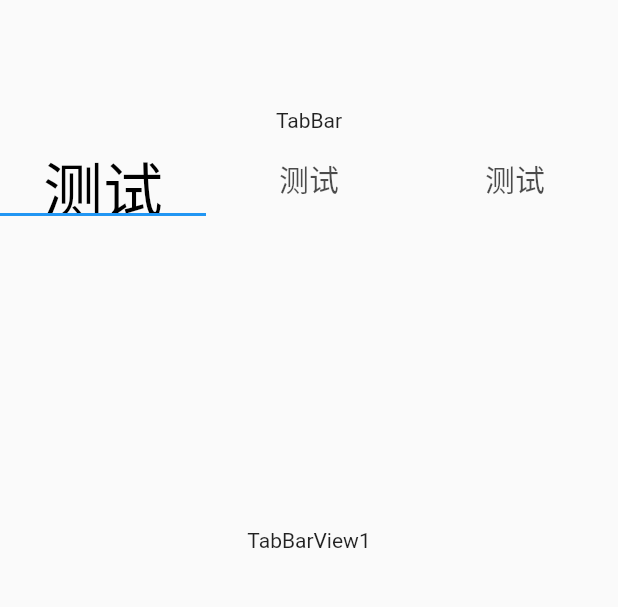
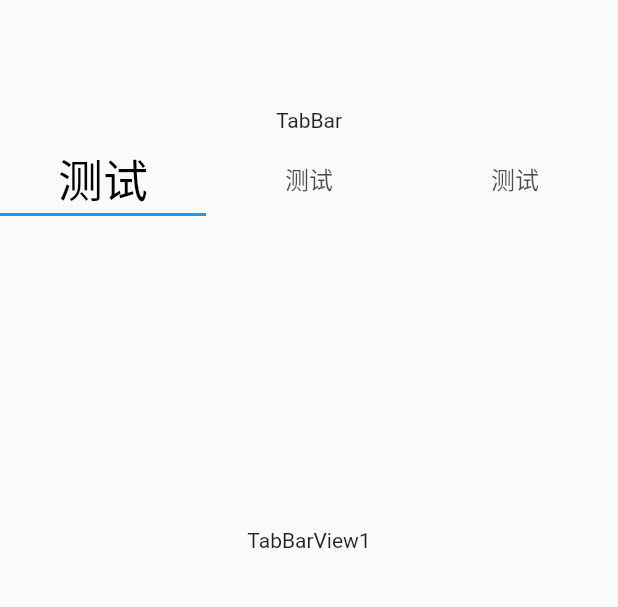
Before and after one commit to xSILENCEx/flutter_scale_tabbar, a Flutter app: the screen it shows after launch, on a phone screen of 412 x 824 dp, the part 240-847 px from its top. Run offline on Flutter 3.47's test engine with Material 2 defaults, Android fonts, the phone set to English and light mode, and no system bars.

Commit message:
修复没有设置默认值引起的问题

```diff
--- a/lib/main.dart
+++ b/lib/main.dart
@@ -58,8 +58,8 @@ class MyHomePage extends StatelessWidget {
                 },
 
                 labelColor: Colors.black,
-                labelStyle: const TextStyle(fontSize: 40),
-                unselectedLabelStyle: const TextStyle(fontSize: 20),
+                labelStyle: const TextStyle(fontSize: 30),
+                unselectedLabelStyle: const TextStyle(fontSize: 16),
 
                 //波纹属性
                 splashColor: Colors.blue,
@@ -77,8 +77,8 @@ class MyHomePage extends StatelessWidget {
             TabBar(
               tabs: _tabs,
               labelColor: Colors.black,
-              labelStyle: const TextStyle(fontSize: 40),
-              unselectedLabelStyle: const TextStyle(fontSize: 20),
+              labelStyle: const TextStyle(fontSize: 30),
+                unselectedLabelStyle: const TextStyle(fontSize: 16),
             ),
 
             Expanded(child: TabBarView(children: _tabViews)),
--- a/lib/scale_tabbar.dart
+++ b/lib/scale_tabbar.dart
@@ -10,6 +10,8 @@ import 'package:flutter/gestures.dart' show DragStartBehavior;
 
 const double _kTabHeight = 46.0;
 const double _kTextAndIconTabHeight = 72.0;
+const double _kDefaultLableFontSize = 20;
+const double _kDefaultUnselectLableFontSize = 14;
 
 class _TabStyle extends AnimatedWidget {
   const _TabStyle({
@@ -499,10 +501,11 @@ class ScaleTabBar extends StatefulWidget implements PreferredSizeWidget {
     this.indicator,
     this.indicatorSize,
     this.labelColor,
-    this.labelStyle,
+    this.labelStyle = const TextStyle(fontSize: _kDefaultLableFontSize),
     this.labelPadding,
     this.unselectedLabelColor,
-    this.unselectedLabelStyle,
+    this.unselectedLabelStyle =
+        const TextStyle(fontSize: _kDefaultUnselectLableFontSize),
     this.splashColor = Colors.transparent,
     this.highlightColor = Colors.transparent,
     this.borderRadius = const BorderRadius.all(Radius.circular(0)),
```
Also changed, not shown: pubspec.lock.
